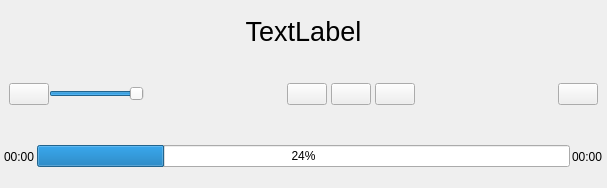
Old version of the form audioorbitcontroller.ui in the repository xiangCaO233/XPlayer.
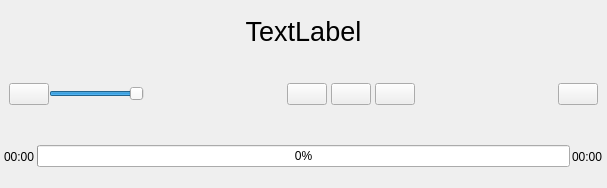
New version of the form. Icons and pictures are not drawn.

```diff
--- a/audioorbitcontroller.ui
+++ b/audioorbitcontroller.ui
@@ -227,7 +227,7 @@
       <item>
        <widget class="QProgressBar" name="play_progress">
         <property name="value">
-         <number>24</number>
+         <number>0</number>
         </property>
        </widget>
       </item>
```
Left out of the diff: 27 changed lines with no effect on the pictures.
